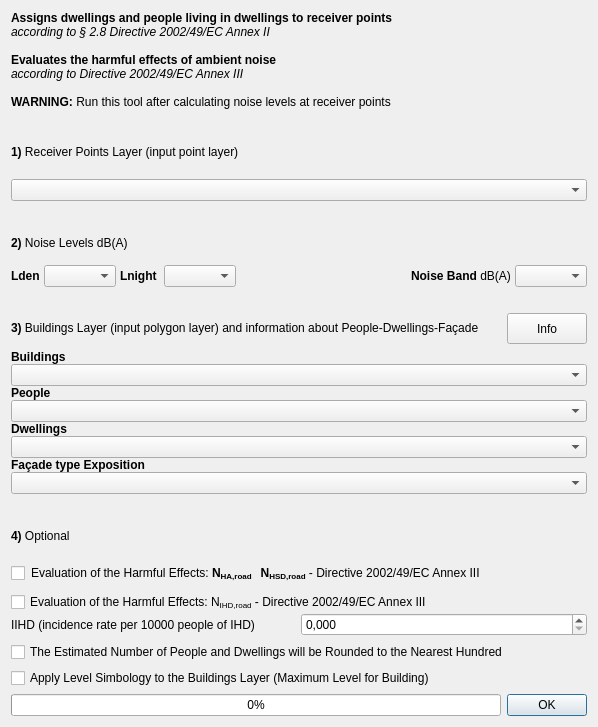
Before: the Qt Designer form tools/ui_NoiseExposure.ui in pierluigiderosa/openoise, drawn with Qt 5.
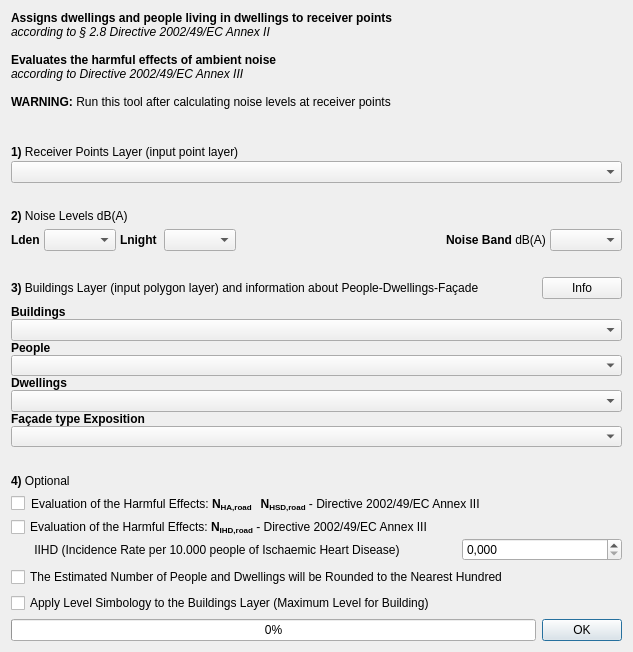
After: the same form once the commit is applied. Custom widgets are drawn as their Qt base class.

Commit message: - NEW GUI for Noise Exposure - arrotondamento di NIHD

The edit to the form file:
```diff
--- a/tools/ui_NoiseExposure.ui
+++ b/tools/ui_NoiseExposure.ui
@@ -9,8 +9,8 @@
    <rect>
     <x>0</x>
     <y>0</y>
-    <width>598</width>
-    <height>727</height>
+    <width>633</width>
+    <height>652</height>
    </rect>
   </property>
   <property name="sizePolicy">
@@ -69,6 +69,9 @@
    </item>
    <item>
     <layout class="QVBoxLayout" name="verticalLayout_2">
+     <property name="spacing">
+      <number>2</number>
+     </property>
      <item>
       <widget class="QLabel" name="receiver_points_layer_label">
        <property name="sizePolicy">
@@ -78,7 +81,7 @@
         </sizepolicy>
        </property>
        <property name="text">
-        <string>&lt;html&gt;&lt;head/&gt;&lt;body&gt;&lt;p&gt;&lt;span style=&quot; font-weight:600;&quot;&gt;1)&lt;/span&gt; Receiver Points Layer (input point layer)&lt;br/&gt;&lt;/p&gt;&lt;/body&gt;&lt;/html&gt;</string>
+        <string>&lt;html&gt;&lt;head/&gt;&lt;body&gt;&lt;p&gt;&lt;span style=&quot; font-weight:600;&quot;&gt;1)&lt;/span&gt; Receiver Points Layer (input point layer)&lt;/p&gt;&lt;/body&gt;&lt;/html&gt;</string>
        </property>
       </widget>
      </item>
@@ -459,7 +462,7 @@
        <item>
         <widget class="QLabel" name="label_13">
          <property name="text">
-          <string>Evaluation of the Harmful Effects: N&lt;sub&gt;IHD,road&lt;/sub&gt; - Directive 2002/49/EC Annex III</string>
+          <string>&lt;html&gt;&lt;head/&gt;&lt;body&gt;&lt;p&gt;Evaluation of the Harmful Effects: &lt;span style=&quot; font-weight:600;&quot;&gt;N&lt;/span&gt;&lt;span style=&quot; font-weight:600; vertical-align:sub;&quot;&gt;IHD,road&lt;/span&gt; - Directive 2002/49/EC Annex III&lt;/p&gt;&lt;/body&gt;&lt;/html&gt;</string>
          </property>
         </widget>
        </item>
@@ -476,12 +479,18 @@
        <item>
         <widget class="QLabel" name="label_12">
          <property name="text">
-          <string>IIHD (incidence rate per 10000 people of IHD)</string>
+          <string>       IIHD (Incidence Rate per 10.000 people of Ischaemic Heart Disease)</string>
          </property>
         </widget>
        </item>
        <item>
         <widget class="QgsDoubleSpinBox" name="IHDdouble">
+         <property name="maximumSize">
+          <size>
+           <width>160</width>
+           <height>16777215</height>
+          </size>
+         </property>
          <property name="decimals">
           <number>3</number>
          </property>
```
The commit also changes 3 other files.
